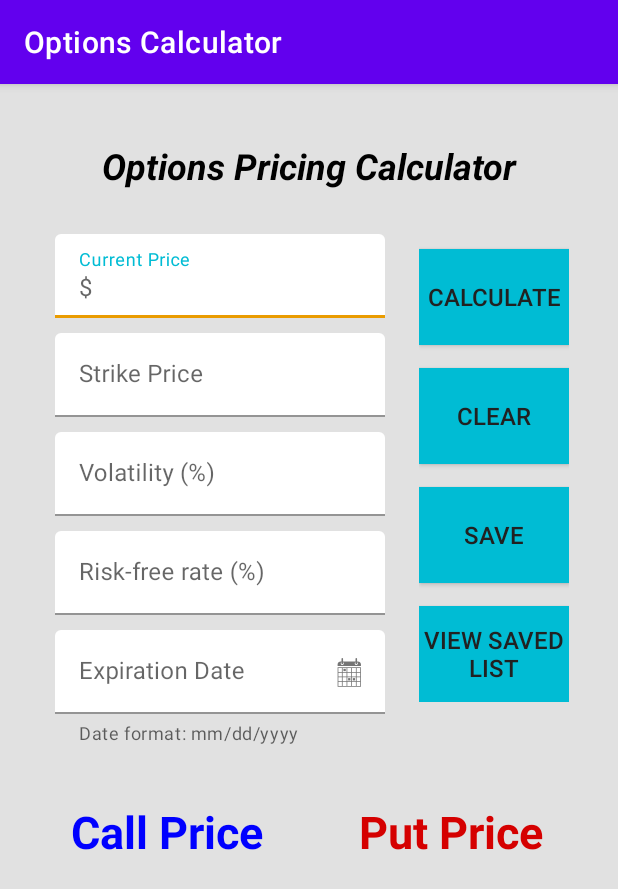
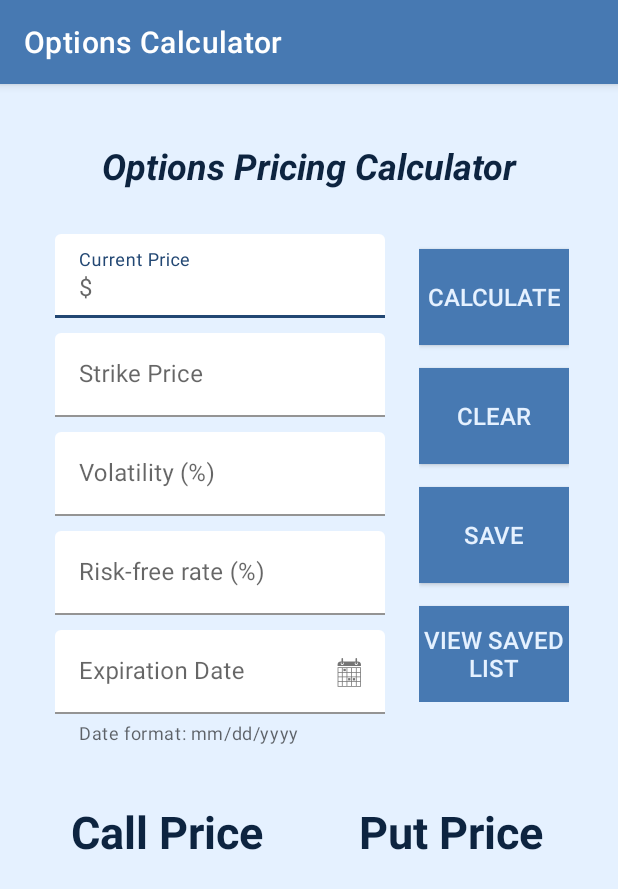
Before and after one commit to KOgundeji/Options-Pricing-App, an Android app: the screen it shows after launch (MainActivity), on a phone screen of 412 x 824 dp. Shown: the top 889 px of the screen. Run offline under Robolectric (Android 15) with nearby library versions, the phone set to English and light mode, and no system bars; our stand-ins replace data binding; libraries missing offline, so code that uses them is left out: org.apache.commons; Roboto replaces fonts that are not available here.

Commit message:
Changed color scheme
*Created an actual color scheme and implemented it

```diff
--- a/app/src/main/java/com/kogundeji/SavedListActivity.java
+++ b/app/src/main/java/com/kogundeji/SavedListActivity.java
@@ -8,6 +8,7 @@ import android.view.View;
 import android.widget.Toast;
 
 import androidx.appcompat.app.AppCompatActivity;
+import androidx.core.content.res.ResourcesCompat;
 import androidx.databinding.DataBindingUtil;
 import androidx.recyclerview.widget.DefaultItemAnimator;
 import androidx.recyclerview.widget.LinearLayoutManager;
--- a/app/src/main/java/com/kogundeji/util/SaveAdapter.java
+++ b/app/src/main/java/com/kogundeji/util/SaveAdapter.java
@@ -1,5 +1,6 @@
 package com.kogundeji.util;
 
+import android.content.Intent;
 import android.graphics.Color;
 import android.view.LayoutInflater;
 import android.view.View;
@@ -8,8 +9,11 @@ import android.widget.TextView;
 
 import androidx.annotation.NonNull;
 import androidx.cardview.widget.CardView;
+import androidx.core.content.ContextCompat;
+import androidx.core.content.res.ResourcesCompat;
 import androidx.recyclerview.widget.RecyclerView;
 
+import com.kogundeji.SavedListActivity;
 import com.kogundeji.model.Option;
 import com.kogundeji.R;
 
@@ -23,6 +27,7 @@ public class SaveAdapter extends RecyclerView.Adapter<SaveAdapter.MyViewHolder>
     private ArrayList<Option> optionList;
     private int selectedPos = RecyclerView.NO_POSITION;
     private int previouslySelected = RecyclerView.NO_POSITION - 1;
+    private int selectedBackground = Color.rgb(71,179,98);
 
     public SaveAdapter(ArrayList<Option> optionList) {
         this.optionList = optionList;
@@ -39,7 +44,8 @@ public class SaveAdapter extends RecyclerView.Adapter<SaveAdapter.MyViewHolder>
     @Override
     public void onBindViewHolder(@NonNull MyViewHolder holder, int position) {
         holder.itemView.setSelected(selectedPos == position);
-        holder.itemView.setBackgroundColor(selectedPos == position ? Color.GREEN:Color.TRANSPARENT);
+        holder.itemView.setBackgroundColor(selectedPos == position ?
+                selectedBackground : Color.TRANSPARENT);
 
         SimpleDateFormat simple = new SimpleDateFormat("MM/dd/yyyy");
         SimpleDateFormat simple2 = new SimpleDateFormat("MMM dd yyyy");
--- a/app/src/main/res/layout/activity_main.xml
+++ b/app/src/main/res/layout/activity_main.xml
@@ -6,7 +6,7 @@
     <androidx.constraintlayout.widget.ConstraintLayout
         android:layout_width="match_parent"
         android:layout_height="match_parent"
-        android:background="@color/background_color"
+        android:background="@color/background"
         tools:context=".MainActivity">
 
         <TextView
@@ -16,7 +16,7 @@
             android:fontFamily="@font/adamina"
             android:gravity="center"
             android:text="@string/header"
-            android:textColor="@color/text_color"
+            android:textColor="@color/main_text"
             android:textSize="24sp"
             android:textStyle="bold|italic"
             app:layout_constraintBottom_toBottomOf="parent"
@@ -46,9 +46,9 @@
                     android:layout_height="wrap_content"
                     android:layout_marginStart="@dimen/input_margin_start"
                     android:hint="@string/spotPrice"
-                    app:boxBackgroundColor="@color/input_background_color"
-                    app:boxStrokeColor="@color/box_stroke"
-                    app:hintTextColor="@color/hint_color"
+                    app:boxBackgroundColor="@color/input_background"
+                    app:boxStrokeColor="@color/hint_stroke"
+                    app:hintTextColor="@color/hint_stroke"
                     app:layout_constraintBottom_toBottomOf="parent"
                     app:prefixText="@string/prefix_dollar">
 
@@ -57,7 +57,7 @@
                         android:layout_width="match_parent"
                         android:layout_height="wrap_content"
                         android:inputType="numberDecimal"
-                        android:textColor="@color/text_color"
+                        android:textColor="@color/main_text"
                         android:textSize="@dimen/input_text_size" />
 
                 </com.google.android.material.textfield.TextInputLayout>
@@ -71,9 +71,9 @@
                     android:layout_height="wrap_content"
                     android:layout_marginStart="@dimen/input_margin_start"
                     android:hint="@string/strikePrice"
-                    app:boxBackgroundColor="@color/input_background_color"
-                    app:boxStrokeColor="@color/box_stroke"
-                    app:hintTextColor="@color/hint_color"
+                    app:boxBackgroundColor="@color/input_background"
+                    app:boxStrokeColor="@color/hint_stroke"
+                    app:hintTextColor="@color/hint_stroke"
                     app:prefixText="@string/prefix_dollar">
 
                     <com.google.android.material.textfield.TextInputEditText
@@ -82,7 +82,7 @@
                         android:layout_height="wrap_content"
                         android:layout_marginTop="10dp"
                         android:inputType="numberDecimal"
-                        android:textColor="@color/text_color"
+                        android:textColor="@color/main_text"
                         android:textSize="@dimen/input_text_size"
                         />
 
@@ -97,9 +97,9 @@
                     android:layout_height="wrap_content"
                     android:layout_marginStart="@dimen/input_margin_start"
                     android:hint="@string/volatility"
-                    app:boxBackgroundColor="@color/input_background_color"
-                    app:boxStrokeColor="@color/box_stroke"
-                    app:hintTextColor="@color/hint_color"
+                    app:boxBackgroundColor="@color/input_background"
+                    app:boxStrokeColor="@color/hint_stroke"
+                    app:hintTextColor="@color/hint_stroke"
                     app:suffixText="@string/suffix_percent" >
 
                     <com.google.android.material.textfield.TextInputEditText
@@ -108,7 +108,7 @@
                         android:layout_height="wrap_content"
                         android:layout_marginTop="10dp"
                         android:inputType="numberDecimal"
-                        android:textColor="@color/text_color"
+                        android:textColor="@color/main_text"
                         android:textSize="@dimen/input_text_size"
                         />
 
@@ -123,9 +123,9 @@
                     android:layout_height="wrap_content"
                     android:layout_marginStart="@dimen/input_margin_start"
                     android:hint="@string/rfRate"
-                    app:boxBackgroundColor="@color/input_background_color"
-                    app:boxStrokeColor="@color/box_stroke"
-                    app:hintTextColor="@color/hint_color"
+                    app:boxBackgroundColor="@color/input_background"
+                    app:boxStrokeColor="@color/hint_stroke"
+                    app:hintTextColor="@color/hint_stroke"
                     app:suffixText="@string/suffix_percent">
 
                     <com.google.android.material.textfield.TextInputEditText
@@ -134,7 +134,7 @@
                         android:layout_height="wrap_content"
                         android:layout_marginTop="10dp"
                         android:inputType="numberDecimal"
-                        android:textColor="@color/text_color"
+                        android:textColor="@color/main_text"
                         android:textSize="@dimen/input_text_size" />
 
                 </com.google.android.material.textfield.TextInputLayout>
@@ -148,12 +148,12 @@
                     android:layout_height="wrap_content"
                     android:layout_marginStart="@dimen/input_margin_start"
                     android:hint="@string/expiration"
-                    app:boxBackgroundColor="@color/input_background_color"
-                    app:boxStrokeColor="@color/box_stroke"
+                    app:boxBackgroundColor="@color/input_background"
                     app:endIconCheckable="true"
                     app:endIconDrawable="@drawable/calendar_foreground"
                     app:endIconMode="custom"
-                    app:hintTextColor="@color/hint_color"
+                    app:hintTextColor="@color/hint_stroke"
+                    app:boxStrokeColor="@color/hint_stroke"
                     app:helperText="@string/expiration_hint">
 
                     <com.google.android.material.textfield.TextInputEditText
@@ -161,7 +161,7 @@
                         android:layout_width="match_parent"
                         android:layout_height="wrap_content"
                         android:layout_marginTop="10dp"
-                        android:textColor="@color/text_color"
+                        android:textColor="@color/main_text"
                         android:textSize="@dimen/input_text_size" />
 
                 </com.google.android.material.textfield.TextInputLayout>
@@ -186,7 +186,7 @@
                 android:layout_width="@dimen/button_width"
                 android:layout_height="64dp"
                 android:layout_marginTop="10dp"
-                android:background="@color/button_color"
+                android:background="@color/button_background"
                 android:onClick="calculate"
                 android:text="@string/calculate"
                 android:textColor="@color/button_text_color"
@@ -197,7 +197,7 @@
                 android:layout_width="@dimen/button_width"
                 android:layout_height="64dp"
                 android:layout_marginTop="15dp"
-                android:background="@color/button_color"
+                android:background="@color/button_background"
                 android:onClick="clear"
                 android:text="@string/clear"
                 android:textColor="@color/button_text_color"
@@ -208,7 +208,7 @@
                 android:layout_width="@dimen/button_width"
                 android:layout_height="64dp"
                 android:layout_marginTop="15dp"
-                android:background="@color/button_color"
+                android:background="@color/button_background"
                 android:onClick="save"
                 android:text="@string/save"
                 android:textColor="@color/button_text_color"
@@ -219,7 +219,7 @@
                 android:layout_width="@dimen/button_width"
                 android:layout_height="64dp"
                 android:layout_marginTop="15dp"
-                android:background="@color/button_color"
+                android:background="@color/button_background"
                 android:onClick="sendToSavedList"
                 android:text="@string/saved_list"
                 android:textColor="@color/button_text_color"
@@ -235,7 +235,7 @@
             android:layout_marginTop="32dp"
             android:gravity="center"
             android:text="@string/callLabel"
-            android:textColor="@color/call_color"
+            android:textColor="@color/put_call_label"
             android:textSize="30sp"
 
             android:textStyle="bold"
@@ -251,7 +251,7 @@
             android:layout_marginTop="32dp"
             android:gravity="center"
             android:text="@string/putLabel"
-            android:textColor="@color/put_color"
+            android:textColor="@color/put_call_label"
             android:textSize="30sp"
             android:textStyle="bold"
             app:layout_constraintEnd_toEndOf="parent"
@@ -264,8 +264,8 @@
             android:layout_width="156dp"
             android:layout_height="43dp"
             android:gravity="center"
-            android:textColor="@color/text_color"
-            android:textSize="24sp"
+            android:textColor="@color/put_call_text"
+            android:textSize="@dimen/call_put_text_size"
             android:textStyle="bold"
             app:layout_constraintEnd_toStartOf="@+id/put_price"
             app:layout_constraintHorizontal_bias="0.5"
@@ -277,8 +277,8 @@
             android:layout_width="156dp"
             android:layout_height="43dp"
             android:gravity="center"
-            android:textColor="@color/text_color"
-            android:textSize="24sp"
+            android:textColor="@color/put_call_text"
+            android:textSize="@dimen/call_put_text_size"
             android:textStyle="bold"
             app:layout_constraintEnd_toEndOf="parent"
             app:layout_constraintHorizontal_bias="0.5"
--- a/app/src/main/res/layout/activity_savedlist.xml
+++ b/app/src/main/res/layout/activity_savedlist.xml
@@ -6,7 +6,7 @@
     <androidx.constraintlayout.widget.ConstraintLayout
         android:layout_width="match_parent"
         android:layout_height="match_parent"
-        android:background="@color/background_color">
+        android:background="@color/background">
 
         <TextView
             android:id="@+id/header"
@@ -16,7 +16,7 @@
             android:fontFamily="@font/adamina"
             android:gravity="center"
             android:text="@string/saved_activity_header"
-            android:textColor="@color/text_color"
+            android:textColor="@color/main_text"
             android:textSize="24sp"
             android:textStyle="bold|italic"
             app:layout_constraintEnd_toEndOf="parent"
@@ -41,7 +41,7 @@
                 android:layout_width="wrap_content"
                 android:layout_height="50dp"
                 android:layout_marginStart="10dp"
-                android:background="@color/button_color"
+                android:background="@color/button_background"
                 android:minWidth="@dimen/saved_act_min_width"
                 android:onClick="deleteOptions"
                 android:text="@string/delete_option_string"
@@ -54,7 +54,7 @@
                 android:layout_width="wrap_content"
                 android:layout_height="50dp"
                 android:layout_marginStart="10dp"
-                android:background="@color/button_color"
+                android:background="@color/button_background"
                 android:minWidth="@dimen/saved_act_min_width"
                 android:onClick="openOptions"
                 android:text="@string/open_option_string"
--- a/app/src/main/res/layout/cardview_list_options.xml
+++ b/app/src/main/res/layout/cardview_list_options.xml
@@ -4,6 +4,7 @@
     xmlns:tools="http://schemas.android.com/tools"
     android:layout_width="match_parent"
     android:layout_height="wrap_content"
+    android:outlineProvider="bounds"
     android:paddingStart="10dp"
     android:paddingEnd="10dp">
 
@@ -13,14 +14,16 @@
         android:layout_height="wrap_content"
         android:layout_margin="5dp"
         android:padding="5dp"
-        app:cardBackgroundColor="@color/input_background_color"
+        app:cardBackgroundColor="@color/cardView_background"
         app:cardCornerRadius="5dp"
         app:cardElevation="30dp">
 
         <LinearLayout
             android:layout_width="match_parent"
             android:layout_height="wrap_content"
-            android:orientation="horizontal">
+            android:orientation="horizontal"
+            android:outlineAmbientShadowColor="@color/dark_blue"
+            android:outlineProvider="bounds">
 
             <ImageView
                 android:layout_width="50dp"
@@ -32,9 +35,9 @@
                 android:layout_width="match_parent"
                 android:layout_height="wrap_content"
                 android:layout_margin="10dp"
-                android:textColor="@color/text_color"
+                android:textColor="@color/main_text"
+                android:textSize="@dimen/option_list_text_size"
                 android:textStyle="normal"
-                android:textSize="@dimen/option_list_text_size"
                 tools:text="item" />
 
         </LinearLayout>
--- a/app/src/main/res/values-night/colors.xml
+++ b/app/src/main/res/values-night/colors.xml
@@ -1,16 +1,21 @@
 <?xml version="1.0" encoding="utf-8"?>
 <resources>
-    <color name="background_color">#6B00133A</color>
-    <color name="button_color">#00B8D4</color>
-    <color name="text_color">#E6E6E6</color>
-    <color name="hint_color">#EA9C01</color>
-    <color name="button_text_color">#FF000000</color>
-    <color name="call_color">#CDCDCD</color>
-    <color name="put_color">#EA9C01</color>
-    <color name="box_stroke">#EA9C01</color>
-    <color name="input_background_color">#6B9ABCFF</color>
-    <color name="options_list_color">#FF000000</color>
-    <color name="cardView_background_light">#6BDEE9FF</color>
-    <color name="cardView_background_dark">#6B9ABCFF</color>
+    <color name="darkest_blue">#0D2440</color>
+    <color name="dark_blue">#224773</color>
+    <color name="base_blue">#4779B2</color>
+    <color name="lightest_blue">#E5F1FF</color>
+    <color name="gold_complement">#CC9C16</color>
+    <color name="dark_gold_complement">#A67A00</color>
+    <color name="white">#FFFFFF</color>
+
+    <color name="background">@color/darkest_blue</color>
+    <color name="button_background">@color/base_blue</color>
+    <color name="main_text">@color/lightest_blue</color>
+    <color name="hint_stroke">@color/gold_complement</color>
+    <color name="button_text_color">@color/lightest_blue</color>
+    <color name="put_call_label">@color/lightest_blue</color>
+    <color name="put_call_text">@color/gold_complement</color>
+    <color name="input_background">@color/dark_blue</color>
+    <color name="cardView_background">@color/dark_blue</color>
 
 </resources>
--- a/app/src/main/res/values-night/themes.xml
+++ b/app/src/main/res/values-night/themes.xml
@@ -2,13 +2,13 @@
     <!-- Base application theme. -->
     <style name="Theme.OptionCalculator" parent="Theme.MaterialComponents.DayNight.DarkActionBar">
         <!-- Primary brand color. -->
-        <item name="colorPrimary">@color/purple_200</item>
-        <item name="colorPrimaryVariant">@color/purple_700</item>
-        <item name="colorOnPrimary">@color/black</item>
+        <item name="colorPrimary">@color/base_blue</item>
+        <item name="colorPrimaryVariant">@color/dark_blue</item>
+        <item name="colorOnPrimary">@color/lightest_blue</item>
         <!-- Secondary brand color. -->
-        <item name="colorSecondary">@color/teal_200</item>
-        <item name="colorSecondaryVariant">@color/teal_200</item>
-        <item name="colorOnSecondary">@color/black</item>
+        <item name="colorSecondary">@color/gold_complement</item>
+        <item name="colorSecondaryVariant">@color/dark_gold_complement</item>
+        <item name="colorOnSecondary">@color/darkest_blue</item>
         <!-- Status bar color. -->
         <item name="android:statusBarColor" tools:targetApi="l">?attr/colorPrimaryVariant</item>
         <!-- Customize your theme here. -->
--- a/app/src/main/res/values/colors.xml
+++ b/app/src/main/res/values/colors.xml
@@ -1,24 +1,22 @@
 <?xml version="1.0" encoding="utf-8"?>
 <resources>
-    <color name="purple_200">#FFBB86FC</color>
-    <color name="purple_500">#FF6200EE</color>
-    <color name="purple_700">#FF3700B3</color>
-    <color name="teal_200">#FF03DAC5</color>
-    <color name="teal_700">#FF018786</color>
-    <color name="black">#FF000000</color>
-    <color name="white">#FFFFFFFF</color>
+    <color name="darkest_blue">#0D2440</color>
+    <color name="dark_blue">#224773</color>
+    <color name="base_blue">#4779B2</color>
+    <color name="lightest_blue">#E5F1FF</color>
+    <color name="gold_complement">#CC9600</color>
+    <color name="dark_gold_complement">#A67A00</color>
+    <color name="white">#FFFFFF</color>
+    <color name="green">#2DB252</color>
 
-    <color name="background_color">#F7E1E1E1</color>
-    <color name="button_color">#00BCD4</color>
-    <color name="text_color">#FF000000</color>
-    <color name="hint_color">#00BCD4</color>
-    <color name="button_text_color">#212121</color>
-    <color name="call_color">#0000FF</color>
-    <color name="put_color">#D50000</color>
-    <color name="box_stroke">#EA9C01</color>
-    <color name="input_background_color">#FFFFFF</color>
-    <color name="options_list_color">#FF000000</color>
-    <color name="cardView_background_light">#FFFFFF</color>
-    <color name="cardView_background_dark">#F9FFB9</color>
+    <color name="background">@color/lightest_blue</color>
+    <color name="button_background">@color/base_blue</color>
+    <color name="main_text">@color/darkest_blue</color>
+    <color name="hint_stroke">@color/dark_blue</color>
+    <color name="button_text_color">@color/lightest_blue</color>
+    <color name="put_call_label">@color/darkest_blue</color>
+    <color name="put_call_text">@color/green</color>
+    <color name="input_background">@color/white</color>
+    <color name="cardView_background">@color/white</color>
 
 </resources>
--- a/app/src/main/res/values/dimens.xml
+++ b/app/src/main/res/values/dimens.xml
@@ -8,6 +8,7 @@
     <dimen name="button_width">100dp</dimen>
 
     <dimen name="saved_act_min_width">150dp</dimen>
+    <dimen name="call_put_text_size">30sp</dimen>
 
 
 </resources>
--- a/app/src/main/res/values/themes.xml
+++ b/app/src/main/res/values/themes.xml
@@ -2,13 +2,13 @@
     <!-- Base application theme. -->
     <style name="Theme.OptionCalculator" parent="Theme.MaterialComponents.DayNight.DarkActionBar">
         <!-- Primary brand color. -->
-        <item name="colorPrimary">@color/purple_500</item>
-        <item name="colorPrimaryVariant">@color/purple_700</item>
-        <item name="colorOnPrimary">@color/white</item>
+        <item name="colorPrimary">@color/base_blue</item>
+        <item name="colorPrimaryVariant">@color/dark_blue</item>
+        <item name="colorOnPrimary">@color/lightest_blue</item>
         <!-- Secondary brand color. -->
-        <item name="colorSecondary">@color/teal_200</item>
-        <item name="colorSecondaryVariant">@color/teal_700</item>
-        <item name="colorOnSecondary">@color/black</item>
+        <item name="colorSecondary">@color/gold_complement</item>
+        <item name="colorSecondaryVariant">@color/dark_gold_complement</item>
+        <item name="colorOnSecondary">@color/darkest_blue</item>
         <!-- Status bar color. -->
         <item name="android:statusBarColor" tools:targetApi="l">?attr/colorPrimaryVariant</item>
         <!-- Customize your theme here. -->
```
